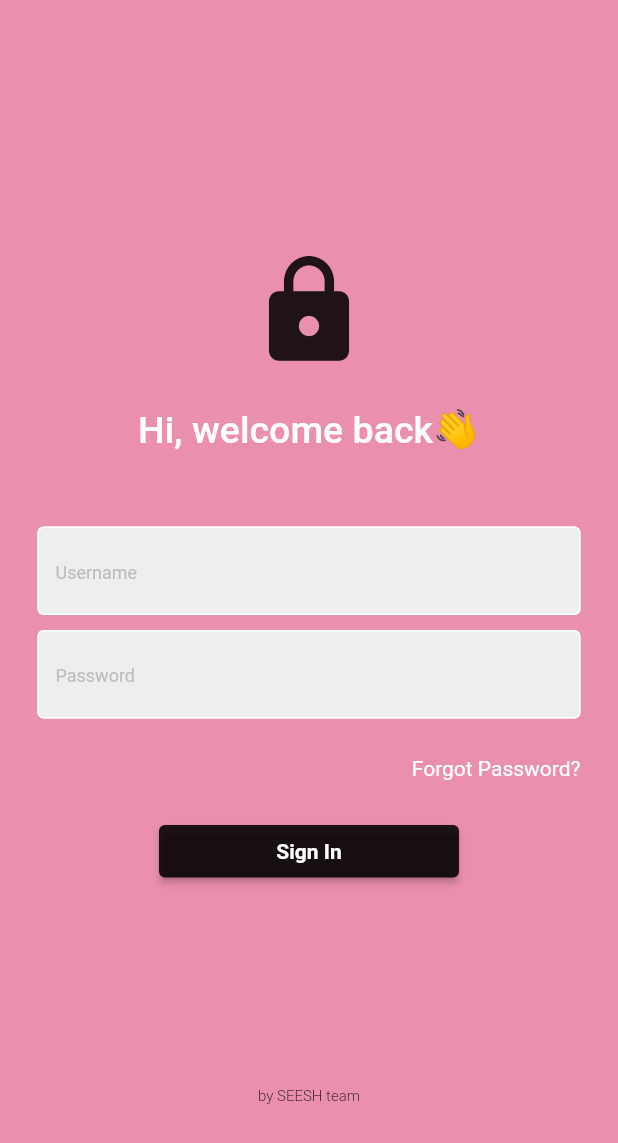
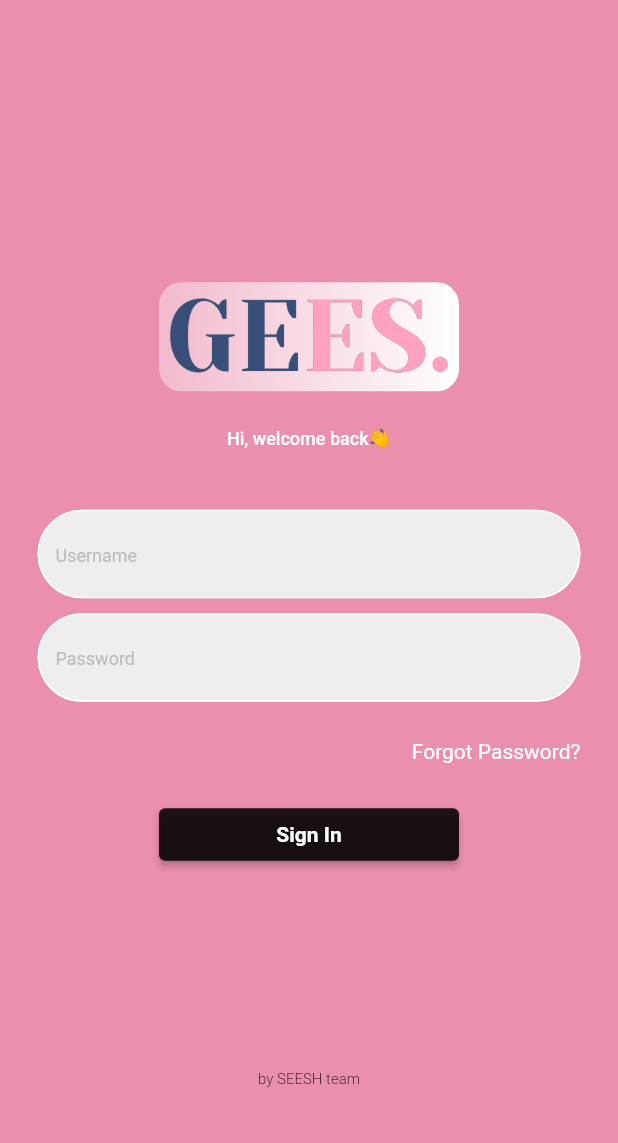
Before and after one commit to AdnanBayu/GEES-application-HackFest, a Flutter app: the screen it shows after launch, on a phone screen of 412 x 824 dp. Shown: the top 1143 px of the screen. Run offline on Flutter 3.47's test engine with Material 2 defaults, Android fonts, the phone set to English and light mode, and no system bars; our stand-ins replace google_nav_bar, like_button, lottie, quickalert, smooth_page_indicator.

Commit message:
otewe proposal

```diff
--- a/lib/LoginScreen/login.dart
+++ b/lib/LoginScreen/login.dart
@@ -19,12 +19,20 @@ class LoginPage extends StatelessWidget {
           child: SingleChildScrollView(
             child: Column(
               children: [
-                SizedBox(height: 80),
+                SizedBox(height: 90),
 
                 //logo
-                Icon(
-                  Icons.lock,
-                  size: 80,
+                Container(
+                  decoration: BoxDecoration(
+                    borderRadius: BorderRadius.circular(15),
+                    gradient: LinearGradient(
+                      colors: [
+                        Colors.white38,
+                        Colors.white,
+                      ],
+                    ),
+                  ),
+                  child: Image.asset("assetSaya/logoGEES.png", scale: 2.5),
                 ),
 
                 SizedBox(height: 25),
@@ -33,13 +41,13 @@ class LoginPage extends StatelessWidget {
                 Text(
                   "Hi, welcome back👋",
                   style: TextStyle(
-                    fontSize: 25,
+                    fontSize: 12,
                     fontWeight: FontWeight.w500,
                     color: Colors.white,
                   ),
                 ),
 
-                SizedBox(height: 50),
+                SizedBox(height: 40),
 
                 //username textfield
                 MyTextField(
--- a/lib/LoginScreen/textField.dart
+++ b/lib/LoginScreen/textField.dart
@@ -24,9 +24,11 @@ class MyTextField extends StatelessWidget {
                   decoration: InputDecoration(
                     enabledBorder: OutlineInputBorder(
                       borderSide: BorderSide(color: Colors.white),
+                      borderRadius: BorderRadius.all(Radius.circular(100))
                     ),
                     focusedBorder: OutlineInputBorder(
                       borderSide: BorderSide(color: Color.fromARGB(255, 55, 78, 123)),
+                      borderRadius: BorderRadius.all(Radius.circular(100))
                     ),
                     fillColor: Colors.grey.shade200,
                     filled: true,
--- a/pubspec.yaml
+++ b/pubspec.yaml
@@ -65,8 +65,8 @@ flutter:
   uses-material-design: true
 
   # To add assets to your application, add an assets section, like this:
-  # assets:
-  #   - images/a_dot_burr.jpeg
+  assets:
+    - assetSaya/
   #   - images/a_dot_ham.jpeg
 
   # An image asset can refer to one or more resolution-specific "variants", see
```
Also changed, not shown: assetSaya/logoGEES.png (added), 25 other files.
